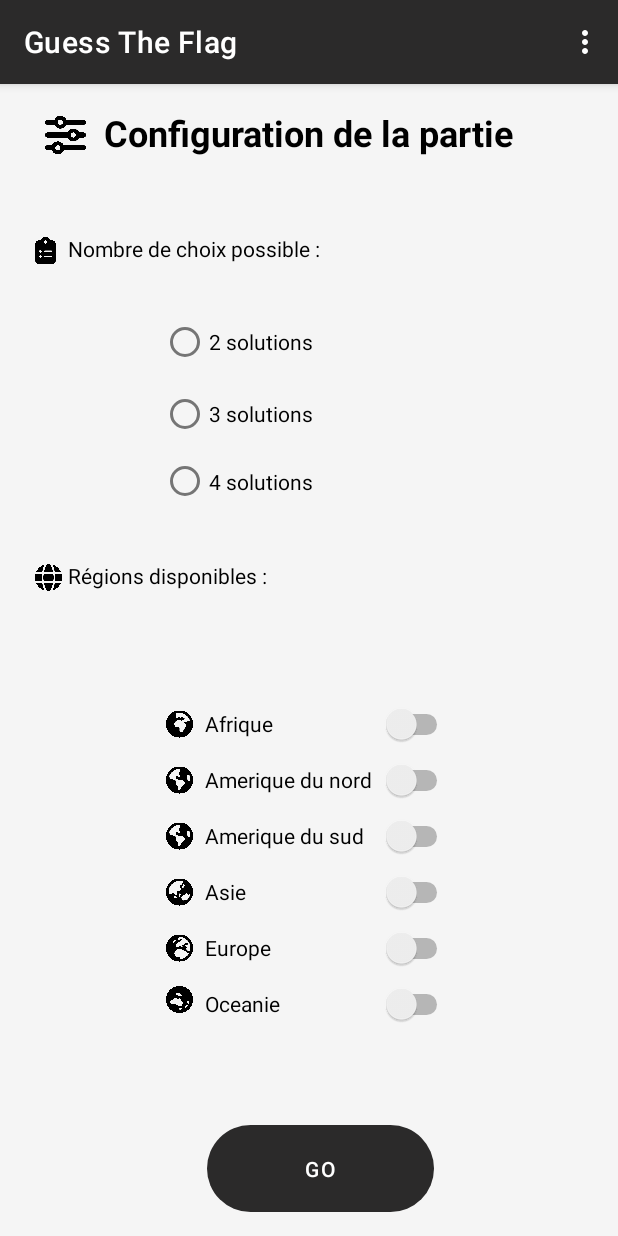
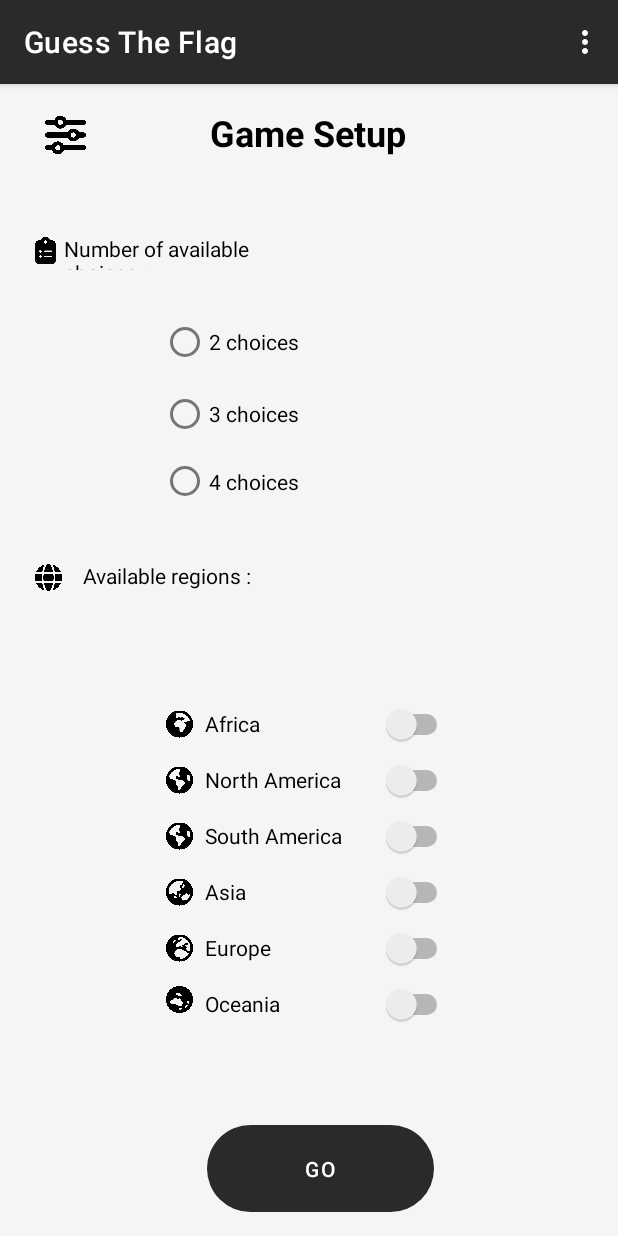
Before and after one commit to blochdu62/Android_Projet, an Android app: the SetUpFragment screen opened through its navigation route, on a phone screen of 412 x 824 dp. Run offline under Robolectric (Android 15) with nearby library versions, the phone set to English and light mode, and no system bars.

Commit message:
score design

```diff
--- a/app/src/main/res/layout/fragment_main.xml
+++ b/app/src/main/res/layout/fragment_main.xml
@@ -21,7 +21,7 @@
         android:id="@+id/Jouer"
         android:layout_width="199dp"
         android:layout_height="65dp"
-        android:text="Jouer"
+        android:text="Play"
         app:iconPadding="8dp"
         app:layout_constraintBottom_toBottomOf="parent"
         app:layout_constraintEnd_toEndOf="parent"
--- a/app/src/main/res/layout/fragment_set_up.xml
+++ b/app/src/main/res/layout/fragment_set_up.xml
@@ -25,7 +25,7 @@
         android:layout_width="296dp"
         android:layout_height="32dp"
         android:layout_marginTop="16dp"
-        android:text="Configuration de la partie"
+        android:text="Game Setup"
         android:textAlignment="center"
         android:textColor="@color/black"
         android:textSize="24sp"
@@ -49,19 +49,19 @@
             android:id="@+id/deux_solutions"
             android:layout_width="match_parent"
             android:layout_height="wrap_content"
-            android:text="2 solutions" />
+            android:text="2 choices" />
 
         <RadioButton
             android:id="@+id/trois_solutions"
             android:layout_width="match_parent"
             android:layout_height="wrap_content"
-            android:text="3 solutions" />
+            android:text="3 choices" />
 
         <RadioButton
             android:id="@+id/quatre_solutions"
             android:layout_width="match_parent"
             android:layout_height="wrap_content"
-            android:text="4 solutions" />
+            android:text="4 choices" />
     </RadioGroup>
 
     <ImageView
@@ -82,8 +82,7 @@
         android:layout_width="172dp"
         android:layout_height="24dp"
         android:layout_marginTop="52dp"
-        android:text="Nombre de choix possible :"
-        android:textAlignment="center"
+        android:text="Number of available choices :"
         android:textColor="@color/black"
         app:layout_constraintEnd_toEndOf="parent"
         app:layout_constraintHorizontal_bias="0.179"
@@ -95,7 +94,7 @@
         android:layout_width="137dp"
         android:layout_height="22dp"
         android:layout_marginTop="32dp"
-        android:text="Régions disponibles :"
+        android:text="Available regions :"
         android:textAlignment="center"
         android:textColor="@color/black"
         app:layout_constraintEnd_toEndOf="parent"
@@ -156,7 +155,7 @@
                 android:layout_height="37dp"
                 android:layout_weight="1"
                 android:layout_marginLeft="8dp"
-                android:text="Afrique" />
+                android:text="Africa" />
 
         </LinearLayout>
 
@@ -178,7 +177,7 @@
                 android:layout_height="37dp"
                 android:layout_weight="1"
                 android:layout_marginLeft="8dp"
-                android:text="Amerique du nord" />
+                android:text="North America" />
 
         </LinearLayout>
 
@@ -200,7 +199,7 @@
                 android:layout_height="37dp"
                 android:layout_weight="1"
                 android:layout_marginLeft="8dp"
-                android:text="Amerique du sud" />
+                android:text="South America" />
 
         </LinearLayout>
 
@@ -222,7 +221,7 @@
                 android:layout_height="37dp"
                 android:layout_weight="1"
                 android:layout_marginLeft="8dp"
-                android:text="Asie" />
+                android:text="Asia" />
 
         </LinearLayout>
 
@@ -266,7 +265,7 @@
                 android:layout_height="37dp"
                 android:layout_weight="1"
                 android:layout_marginLeft="8dp"
-                android:text="Oceanie" />
+                android:text="Oceania" />
 
         </LinearLayout>
     </LinearLayout>
```
